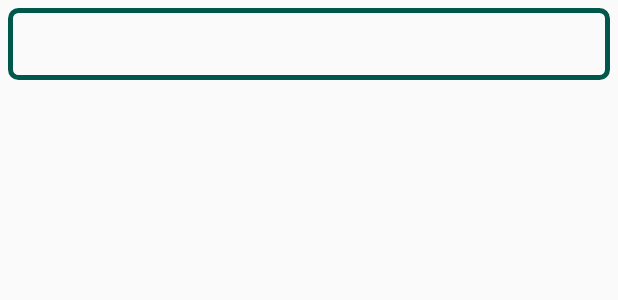
After one commit to taylor-peterson/Packlest, an Android app: the layout recyclerview_item.xml on its own in the app's theme, with its tools: preview values and no code run, on a phone screen of 412 x 824 dp. The commit adds this screen. Shown: the top 300 px of the screen. Run offline under Robolectric (Android 15) with nearby library versions, the phone set to English and light mode, and no system bars.

Commit message:
Add grid of trip parameter buttons to CreatePackingList

```diff
--- a/app/build.gradle
+++ b/app/build.gradle
@@ -27,6 +27,7 @@ dependencies {
     implementation fileTree(dir: 'libs', include: ['*.jar'])
     implementation 'androidx.appcompat:appcompat:1.0.2'
     implementation 'androidx.constraintlayout:constraintlayout:1.1.3'
+    implementation 'androidx.recyclerview:recyclerview:1.0.0'
     implementation 'com.google.android.material:material:1.0.0'
     implementation 'com.google.code.gson:gson:2.8.5'
     testImplementation 'junit:junit:4.12'
--- /dev/null
+++ b/app/src/main/res/drawable/rounded_button_background.xml
@@ -0,0 +1,6 @@
+<?xml version="1.0" encoding="utf-8"?>
+<shape xmlns:android="http://schemas.android.com/apk/res/android"
+    android:shape="rectangle">
+    <corners android:radius="5dp" />
+    <stroke android:width="5px" android:color="@color/colorPrimaryDark" />
+</shape>
--- /dev/null
+++ b/app/src/main/res/layout/recyclerview_item.xml
@@ -0,0 +1,15 @@
+<?xml version="1.0" encoding="utf-8"?>
+<LinearLayout xmlns:android="http://schemas.android.com/apk/res/android"
+    android:orientation="horizontal"
+    android:layout_width="match_parent"
+    android:layout_height="wrap_content"
+    android:padding="5dp">
+
+    <Button
+        android:id="@+id/recyclerViewItemName"
+        android:layout_width="match_parent"
+        android:layout_height="match_parent"
+        android:gravity="center"
+        android:background="@drawable/rounded_button_background"
+        android:textColor="#CCCCCC"/>
+</LinearLayout>
```
Also changed, not shown: app/src/main/java/com/example/packlest/CreatePackingListActivity.java (+8 -0 lines), app/src/main/java/com/example/packlest/TripParameterRecyclerViewAdapter.java (added, +86 -0 lines), app/src/main/res/drawable/rounded_button_background_selected.xml (added, +7 -0 lines), app/src/main/res/layout/create_packing_list.xml (+7 -0 lines).
